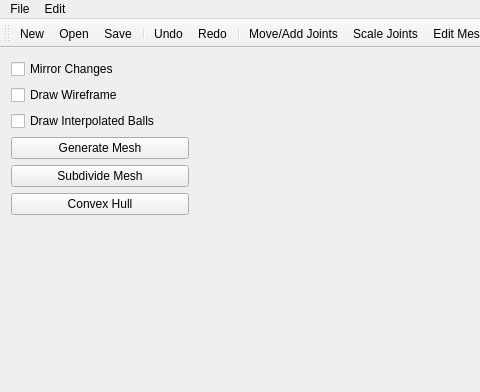
The window that mainwindow.ui (evanw/cs224final) describes before a commit, drawn with Qt 5; both pictures show x 0 to 480 and y 0 to 392 of the 800 by 600 pixel window.
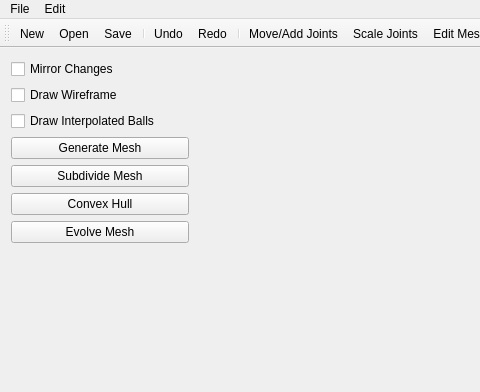
The same window after the commit. Icons and pictures are not drawn. Custom widgets are drawn as their Qt base class.

Commit message: added start of mesh evolution

The edit to the form file:
```diff
--- a/mainwindow.ui
+++ b/mainwindow.ui
@@ -84,6 +84,13 @@
          </property>
         </widget>
        </item>
+       <item>
+        <widget class="QPushButton" name="evolveMesh">
+         <property name="text">
+          <string>Evolve Mesh</string>
+         </property>
+        </widget>
+       </item>
        <item>
         <widget class="QWidget" name="emptySpace" native="true">
          <property name="sizePolicy">
```
Left out of the diff: 19 changed lines with no effect on the pictures. The commit also changes 7 other files.
